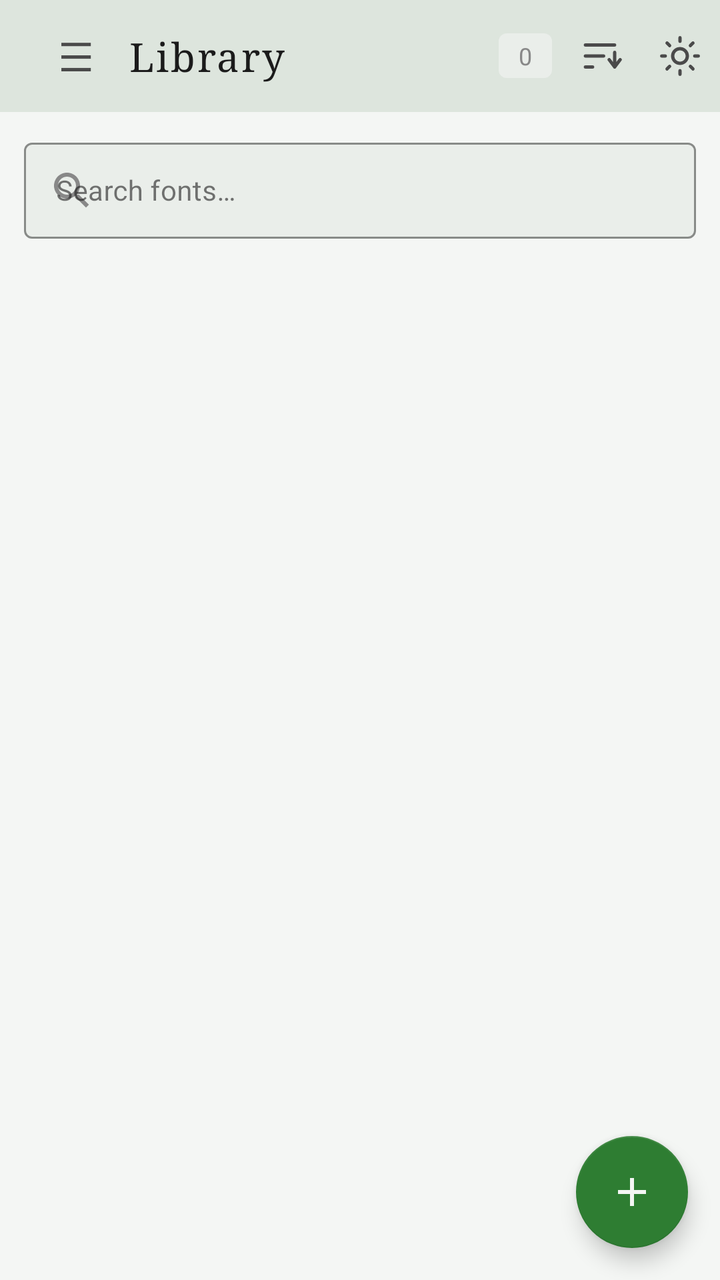
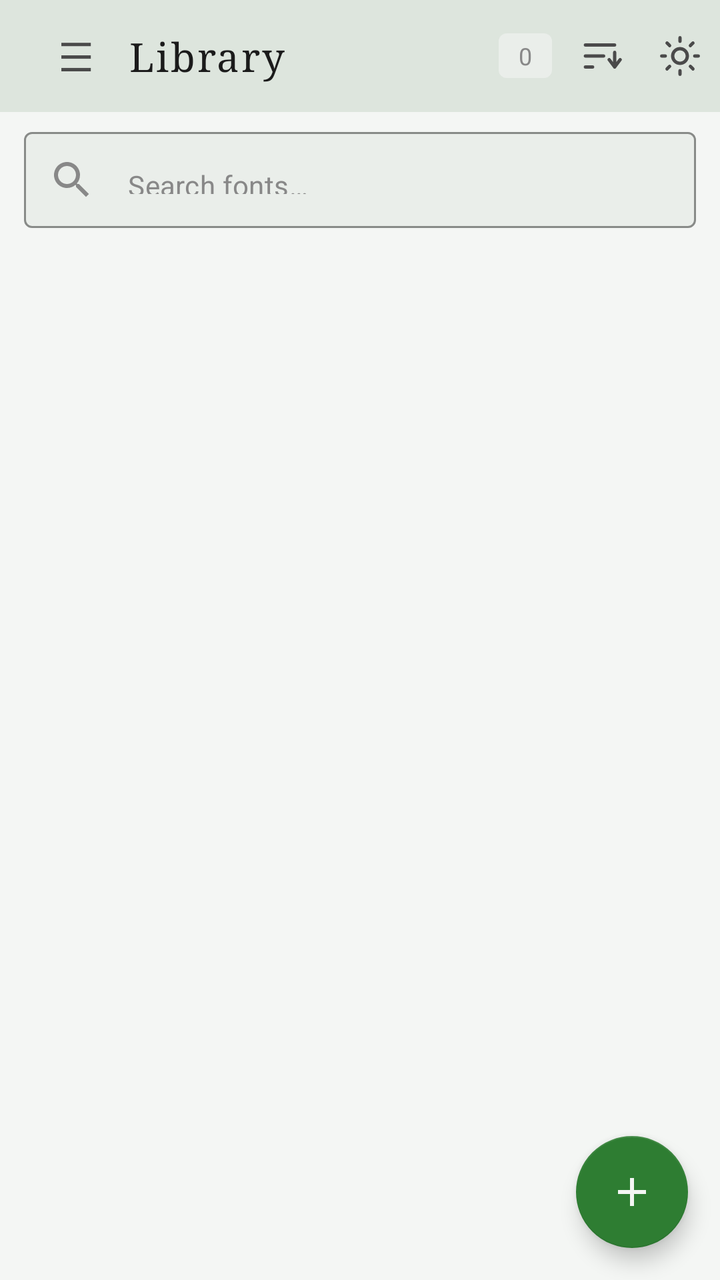

Compare the two renders of this Android layout. The source of the first and the diff that turns it into the second are given below.
<!-- AndroidManifest.xml: application theme Theme.FontLens -->
<!-- res/layout/fragment_font_list.xml -->
<?xml version="1.0" encoding="utf-8"?>
<androidx.constraintlayout.widget.ConstraintLayout
    xmlns:android="http://schemas.android.com/apk/res/android"
    xmlns:app="http://schemas.android.com/apk/res-auto"
    android:layout_width="match_parent"
    android:layout_height="match_parent"
    android:background="?attr/bgPrimary">

    <androidx.appcompat.widget.Toolbar
        android:id="@+id/toolbar"
        android:layout_width="0dp"
        android:layout_height="?attr/actionBarSize"
        android:background="?attr/bgSidebar"
        android:paddingStart="4dp"
        android:paddingEnd="8dp"
        app:layout_constraintEnd_toEndOf="parent"
        app:layout_constraintStart_toStartOf="parent"
        app:layout_constraintTop_toTopOf="parent">

        
        <LinearLayout
            android:id="@+id/toolbar_normal"
            android:layout_width="match_parent"
            android:layout_height="wrap_content"
            android:orientation="horizontal"
            android:gravity="center_vertical">

            <TextView
                android:id="@+id/btn_hamburger"
                android:layout_width="44dp"
                android:layout_height="44dp"
                android:gravity="center"
                android:text="☰"
                android:textSize="20sp"
                android:textColor="?attr/textSecondary"
                android:clickable="true"
                android:focusable="true"
                android:background="?attr/selectableItemBackgroundBorderless" />

            <TextView
                android:id="@+id/tv_title"
                android:layout_width="0dp"
                android:layout_height="wrap_content"
                android:layout_weight="1"
                android:text="@string/library"
                android:textColor="?attr/textPrimary"
                android:textSize="20sp"
                android:fontFamily="serif"
                android:letterSpacing="0.05"
                android:layout_marginStart="4dp" />

            <TextView
                android:id="@+id/tv_count"
                android:layout_width="wrap_content"
                android:layout_height="wrap_content"
                android:background="@drawable/bg_badge"
                android:paddingStart="10dp"
                android:paddingEnd="10dp"
                android:paddingTop="3dp"
                android:paddingBottom="3dp"
                android:textColor="?attr/textMuted"
                android:textSize="12sp"
                android:text="0" />

            <ImageView
                android:id="@+id/btn_sort"
                android:layout_width="40dp"
                android:layout_height="40dp"
                android:layout_marginStart="4dp"
                android:padding="9dp"
                android:src="@drawable/ic_sort"
                app:tint="@color/ic_tint_secondary"
                android:clickable="true"
                android:focusable="true"
                android:background="?attr/selectableItemBackgroundBorderless" />

            <ImageView
                android:id="@+id/btn_theme"
                android:layout_width="40dp"
                android:layout_height="40dp"
                android:padding="9dp"
                android:src="@drawable/ic_sun"
                app:tint="@color/ic_tint_secondary"
                android:clickable="true"
                android:focusable="true"
                android:background="?attr/selectableItemBackgroundBorderless" />

        </LinearLayout>

        
        <LinearLayout
            android:id="@+id/toolbar_selection"
            android:layout_width="match_parent"
            android:layout_height="wrap_content"
            android:orientation="horizontal"
            android:gravity="center_vertical"
            android:visibility="gone">

            <TextView
                android:id="@+id/btn_cancel_selection"
                android:layout_width="40dp"
                android:layout_height="40dp"
                android:gravity="center"
                android:text="✕"
                android:textSize="16sp"
                android:textColor="?attr/accentColor"
                android:clickable="true"
                android:focusable="true"
                android:background="?attr/selectableItemBackgroundBorderless" />

            <TextView
                android:id="@+id/tv_selected_count"
                android:layout_width="0dp"
                android:layout_height="wrap_content"
                android:layout_weight="1"
                android:layout_marginStart="8dp"
                android:textColor="?attr/textPrimary"
                android:textSize="15sp"
                android:text="0 selected" />

            <TextView
                android:id="@+id/btn_select_all"
                android:layout_width="wrap_content"
                android:layout_height="wrap_content"
                android:text="All"
                android:textColor="?attr/accentColor"
                android:textSize="13sp"
                android:padding="8dp"
                android:clickable="true"
                android:focusable="true"
                android:background="?attr/selectableItemBackgroundBorderless" />

            <ImageView
                android:id="@+id/btn_sel_favorite"
                android:layout_width="40dp"
                android:layout_height="40dp"
                android:padding="8dp"
                android:src="@drawable/ic_star_outline"
                app:tint="@color/ic_tint_secondary"
                android:clickable="true"
                android:focusable="true"
                android:background="?attr/selectableItemBackgroundBorderless" />

            <ImageView
                android:id="@+id/btn_sel_delete"
                android:layout_width="40dp"
                android:layout_height="40dp"
                android:padding="8dp"
                android:src="@drawable/ic_delete"
                app:tint="@color/ic_delete_tint"
                android:clickable="true"
                android:focusable="true"
                android:background="?attr/selectableItemBackgroundBorderless" />

        </LinearLayout>

    </androidx.appcompat.widget.Toolbar>

    
    <com.google.android.material.textfield.TextInputLayout
        android:id="@+id/search_layout"
        style="@style/Widget.MaterialComponents.TextInputLayout.OutlinedBox"
        android:layout_width="0dp"
        android:layout_height="wrap_content"
        android:layout_marginStart="12dp"
        android:layout_marginEnd="12dp"
        android:layout_marginTop="10dp"
        app:boxBackgroundColor="?attr/bgElevated"
        app:boxStrokeColor="?attr/borderColor"
        app:hintTextColor="?attr/textMuted"
        app:layout_constraintEnd_toEndOf="parent"
        app:layout_constraintStart_toStartOf="parent"
        app:layout_constraintTop_toBottomOf="@id/toolbar"
        app:startIconDrawable="@drawable/ic_search"
        app:startIconTint="?attr/textMuted">

        <com.google.android.material.textfield.TextInputEditText
            android:id="@+id/et_search"
            android:layout_width="match_parent"
            android:layout_height="48dp"
            android:background="@null"
            android:hint="@string/search_fonts"
            android:imeOptions="actionSearch"
            android:inputType="text"
            android:textColor="?attr/textPrimary"
            android:textColorHint="?attr/textMuted"
            android:textSize="14sp" />
    </com.google.android.material.textfield.TextInputLayout>

    <LinearLayout
        android:id="@+id/layout_empty"
        android:layout_width="wrap_content"
        android:layout_height="wrap_content"
        android:orientation="vertical"
        android:gravity="center"
        android:visibility="gone"
        app:layout_constraintBottom_toBottomOf="parent"
        app:layout_constraintEnd_toEndOf="parent"
        app:layout_constraintStart_toStartOf="parent"
        app:layout_constraintTop_toBottomOf="@id/search_layout">

        <ImageView
            android:id="@+id/iv_empty_icon"
            android:layout_width="80dp"
            android:layout_height="80dp"
            android:src="@drawable/ic_add_circle"
            app:tint="@color/ic_tint_muted"
            android:clickable="true"
            android:focusable="true"
            android:background="?attr/selectableItemBackgroundBorderless" />

        <TextView
            android:id="@+id/tv_empty"
            android:layout_width="wrap_content"
            android:layout_height="wrap_content"
            android:layout_marginTop="16dp"
            android:gravity="center"
            android:text="@string/no_fonts"
            android:textColor="?attr/textMuted"
            android:textSize="15sp" />
    </LinearLayout>

    <androidx.recyclerview.widget.RecyclerView
        android:id="@+id/rv_fonts"
        android:layout_width="0dp"
        android:layout_height="0dp"
        android:paddingStart="10dp"
        android:paddingEnd="10dp"
        android:paddingTop="8dp"
        android:paddingBottom="80dp"
        android:clipToPadding="false"
        app:layout_constraintBottom_toBottomOf="parent"
        app:layout_constraintEnd_toEndOf="parent"
        app:layout_constraintStart_toStartOf="parent"
        app:layout_constraintTop_toBottomOf="@id/search_layout" />

    <com.google.android.material.floatingactionbutton.FloatingActionButton
        android:id="@+id/fab_add"
        android:layout_width="wrap_content"
        android:layout_height="wrap_content"
        android:layout_marginEnd="16dp"
        android:layout_marginBottom="16dp"
        android:backgroundTint="?attr/accentColor"
        android:contentDescription="@string/add_fonts"
        android:src="@drawable/ic_add"
        app:tint="?attr/bgPrimary"
        app:layout_constraintBottom_toBottomOf="parent"
        app:layout_constraintEnd_toEndOf="parent" />

</androidx.constraintlayout.widget.ConstraintLayout>
<!-- resources referenced by this layout -->
<resources>
  <!-- drawable bg_badge (drawable) -->
  <?xml version="1.0" encoding="utf-8"?>
  <shape xmlns:android="http://schemas.android.com/apk/res/android" android:shape="rectangle">
      <solid android:color="?attr/bgElevated"/>
      <corners android:radius="4dp"/>
  </shape>
  <!-- drawable ic_add (drawable) -->
  <vector xmlns:android="http://schemas.android.com/apk/res/android" android:width="24dp" android:height="24dp" android:viewportWidth="24" android:viewportHeight="24">
    <path android:fillColor="#000000" android:pathData="M19,13h-6v6h-2v-6H5v-2h6V5h2v6h6v2z"/>
  </vector>
  <!-- drawable ic_add_circle (drawable) -->
  <vector xmlns:android="http://schemas.android.com/apk/res/android"
      android:width="64dp" android:height="64dp"
      android:viewportWidth="64" android:viewportHeight="64">
      <path
          android:fillColor="@android:color/transparent"
          android:strokeColor="#000"
          android:strokeWidth="2.5"
          android:strokeLineCap="round"
          android:pathData="M32,4 A28,28 0 1,0 32,60 A28,28 0 1,0 32,4 Z M32,20 V44 M20,32 H44"/>
  </vector>
  <!-- drawable ic_search (drawable) -->
  <vector xmlns:android="http://schemas.android.com/apk/res/android" android:width="24dp" android:height="24dp" android:viewportWidth="24" android:viewportHeight="24">
    <path android:fillColor="#666666" android:pathData="M15.5,14h-0.79l-0.28,-0.27C15.41,12.59 16,11.11 16,9.5 16,5.91 13.09,3 9.5,3S3,5.91 3,9.5 5.91,16 9.5,16c1.61,0 3.09,-0.59 4.23,-1.57l0.27,0.28v0.79l5,4.99L20.49,19l-4.99,-5zM9.5,14C7.01,14 5,11.99 5,9.5S7.01,5 9.5,5 14,7.01 14,9.5 11.99,14 9.5,14z"/>
  </vector>
  <!-- drawable ic_star_outline (drawable) -->
  <vector xmlns:android="http://schemas.android.com/apk/res/android"
      android:width="24dp" android:height="24dp" android:viewportWidth="24" android:viewportHeight="24">
      <path android:fillColor="@android:color/transparent"
          android:strokeColor="#000" android:strokeWidth="1.8"
          android:strokeLineJoin="round" android:strokeLineCap="round"
          android:pathData="M12,2 L15.09,8.26 L22,9.27 L17,14.14 L18.18,21.02 L12,17.77 L5.82,21.02 L7,14.14 L2,9.27 L8.91,8.26 Z"/>
  </vector>
  <!-- drawable ic_sun (drawable) -->
  <vector xmlns:android="http://schemas.android.com/apk/res/android"
      android:width="24dp" android:height="24dp"
      android:viewportWidth="24" android:viewportHeight="24">
      <path
          android:fillColor="@android:color/transparent"
          android:strokeColor="#000"
          android:strokeWidth="1.8"
          android:strokeLineCap="round"
          android:pathData="M12,2 V4 M12,20 V22 M4.93,4.93 L6.34,6.34 M17.66,17.66 L19.07,19.07 M2,12 H4 M20,12 H22 M4.93,19.07 L6.34,17.66 M17.66,6.34 L19.07,4.93 M12,8 A4,4 0 1,0 12,16 A4,4 0 1,0 12,8 Z"/>
  </vector>
  <string name="add_fonts">Add Fonts</string>
  <string name="library">Library</string>
  <string name="no_fonts">No fonts added yet.\nTap + to add fonts.</string>
  <string name="search_fonts">Search fonts…</string>
  <style name="Theme.FontLens" parent="Theme.FontLens.Green.Light" />
  <color name="green_light_accent">#2E7D32</color>
  <color name="green_light_accent_dim">#C8E6C9</color>
  <color name="green_light_bg_surface">#FFFFFF</color>
  <color name="green_light_text_primary">#1B1B1B</color>
  <color name="green_light_bg_primary">#F4F6F4</color>
  <color name="green_light_bg_sidebar">#DDE5DD</color>
  <color name="green_light_text_secondary">#4A4A4A</color>
  <color name="green_light_bg_elevated">#EAEEEA</color>
  <color name="green_light_text_muted">#888888</color>
  <color name="green_light_divider">#D0D9D0</color>
  <color name="green_light_border">#B8C8B8</color>
</resources>

<!-- the commit's change to res/layout/fragment_font_list.xml (unified diff, before → after) -->
@@ -167,7 +167,7 @@
         android:layout_marginTop="10dp"
         app:boxBackgroundColor="?attr/bgElevated"
         app:boxStrokeColor="?attr/borderColor"
-        app:hintTextColor="?attr/textMuted"
+        app:hintEnabled="false"
         app:layout_constraintEnd_toEndOf="parent"
         app:layout_constraintStart_toStartOf="parent"
         app:layout_constraintTop_toBottomOf="@id/toolbar"
